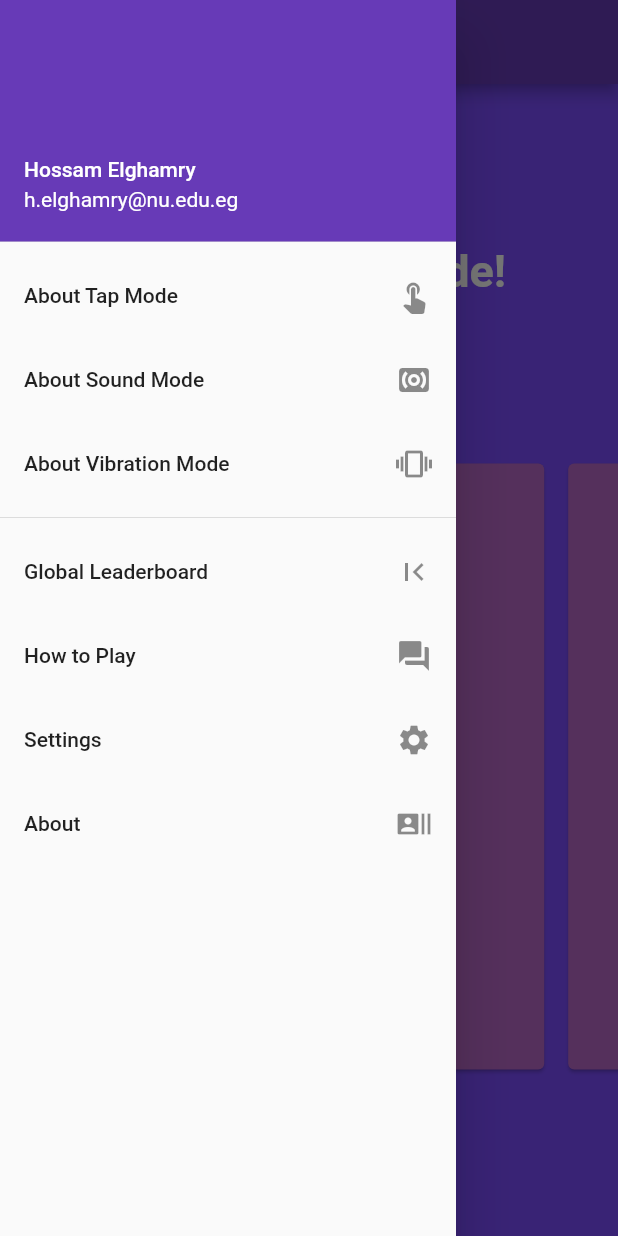
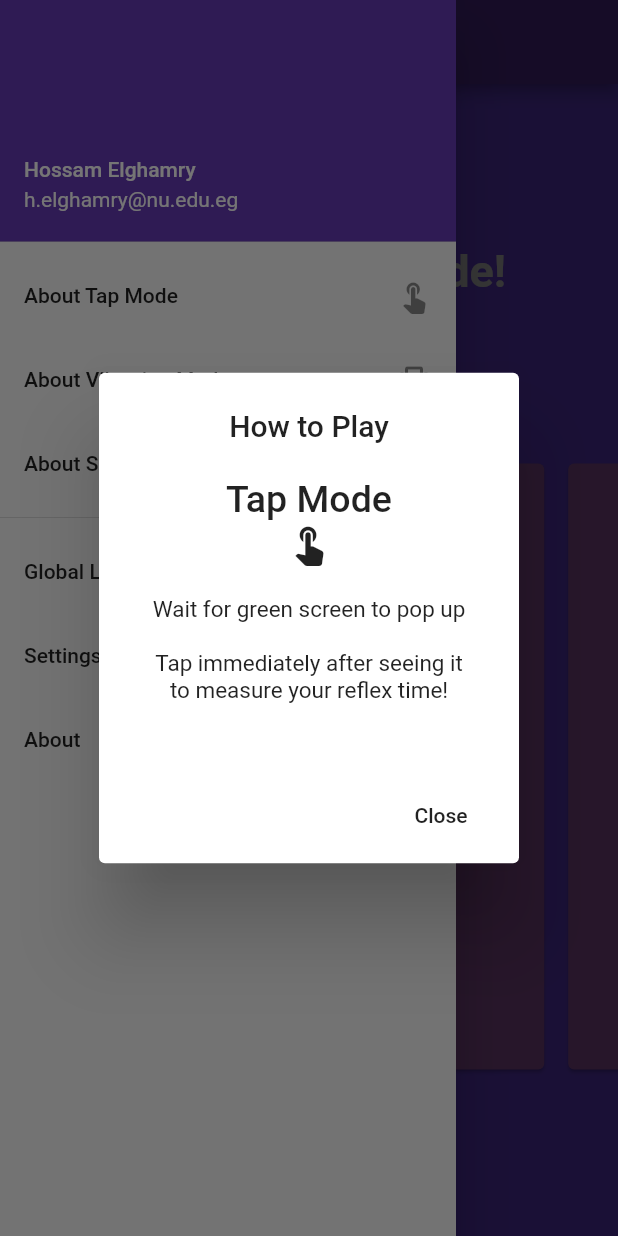
Before and after one commit to HossamElghamry/FLX, a Flutter app: the screen it shows after launch, in the side drawer, after a tap on "About Tap Mode", on a phone screen of 412 x 824 dp. Run offline on Flutter 3.47's test engine with Material 2 defaults, Android fonts, the phone set to English and light mode, and no system bars; our stand-ins replace audioplayers, cloud_firestore, google_sign_in; missing offline and left inert: vibrate; accounts and stored records are empty.

Commit message:
AlertDialogs

```diff
--- a/lib/flx.dart
+++ b/lib/flx.dart
@@ -7,6 +7,8 @@ import './HOF.dart';
 import 'package:audioplayers/audio_cache.dart';
 import 'package:vibrate/vibrate.dart';
 import './ModeList.dart';
+
+const alarmAudioPath = "Beep.mp3";
 
 GoogleSignIn _googleSignIn = GoogleSignIn(
   scopes: [
@@ -29,22 +31,80 @@ class Flx extends StatefulWidget{
 }
 
 class FlxState extends State<Flx> with SingleTickerProviderStateMixin{
+  static final AudioCache player = new AudioCache();
 
-  void _dialogHTP(){
+  void _howtoTap(){
     showDialog(context: context,
     builder: (_)=> AlertDialog(
-          title: new Text("How to Play"),
-          content: new Text("Wait for green screen to pop up\n\nTap immediately after seeing it\nto measure your response time!\n"
-          ,style: TextStyle(fontWeight: FontWeight.bold, fontSize: 15),),
+          title: new Column(
+            children: <Widget>[
+              Text("How to Play\n",textAlign: TextAlign.center,),
+              Text("Tap Mode",textAlign: TextAlign.center,style: TextStyle(fontSize: 25),),
+              Icon(Icons.touch_app,size: 30,),
+            ],
+          ),
+          content: new Text("Wait for green screen to pop up\n\nTap immediately after seeing it\nto measure your reflex time!\n"
+          ,textAlign: TextAlign.center, style: TextStyle(fontSize: 15),),
+          actions: <Widget>[
+            FlatButton(
+              child: Text("Close"),
+              onPressed: () {Navigator.of(context).pop();},
+            ),
+          ],
         )
       );
-    }
+  }
 
-  void _toTap(){
+  void _howtoVibrate(){
+    showDialog(context: context,
+    builder: (_)=> AlertDialog(
+          title: new Column(
+            children: <Widget>[
+              Text("How to Play\n",textAlign: TextAlign.center,),
+              Text("Vibration Mode",textAlign: TextAlign.center,style: TextStyle(fontSize: 25),),
+              Icon(Icons.vibration,size: 30,),
+            ],
+          ),
+          content: Text("Wait for your phone to vibrate\n\nTap immediately after sensing it\nto measure your reflex time!\n"
+          ,textAlign: TextAlign.center,style: TextStyle(fontSize: 15),),
+          actions: <Widget>[
+            FlatButton(
+              child: Text("Test Vibration"),
+              onPressed: () {Vibrate.feedback(FeedbackType.medium);},
+            ),
+            FlatButton(
+              child: Text("Close"),
+              onPressed: () {Navigator.of(context).pop();},
+            ),
+          ],
+        )
+      );
   }
-  void _toSound(){
-  }
-  void _toVibrate(){
+
+  void _howtoSound(){
+    showDialog(context: context,
+    builder: (_)=> AlertDialog(
+          title: Column(
+            children: <Widget>[
+              Text("How to Play\n",textAlign: TextAlign.center,),
+              Text("Sound Mode",textAlign: TextAlign.center,style: TextStyle(fontSize: 25),),
+              Icon(Icons.surround_sound,size: 30,),
+            ],
+          ),
+          content: Text("Wait for the sound to play\n\nTap immediately after hearing it\nto measure your reflex time!\n"
+          ,textAlign: TextAlign.center, style: TextStyle(fontSize: 15),),
+          actions: <Widget>[
+            FlatButton(
+              child: Text("Test Sound"),
+              onPressed: () {player.play(alarmAudioPath);},
+            ),
+            FlatButton(
+              child: Text("Close"),
+              onPressed: () {Navigator.of(context).pop();},
+            ),
+          ],
+        )
+      );
   }
 
   Widget build(BuildContext context){
@@ -57,18 +117,19 @@ class FlxState extends State<Flx> with SingleTickerProviderStateMixin{
               accountName: Text("Hossam Elghamry"),
               accountEmail: Text("h.elghamry@nu.edu.eg"),
             ),
-            ListTile(title: Text("About Tap Mode"),trailing: Icon(Icons.touch_app),
-                      onTap:() => _toTap()),
-            ListTile(title: Text("About Sound Mode"),trailing: Icon(Icons.surround_sound),
-                      onTap:()=> _toSound()),
-            ListTile(title: Text("About Vibration Mode"),trailing: Icon(Icons.vibration),
-                      onTap:()=> _toVibrate()),
+            ListTile(title: Text("About Tap Mode"),
+                      trailing: Icon(Icons.touch_app),
+                      onTap:() => _howtoTap()),
+            ListTile(title: Text("About Vibration Mode"),
+                      trailing: Icon(Icons.vibration),
+                      onTap:()=> _howtoVibrate()),
+            ListTile(title: Text("About Sound Mode"),
+                     trailing: Icon(Icons.surround_sound),
+                     onTap:()=> _howtoSound(),),
             Divider(),
             ListTile(title: Text("Global Leaderboard"),trailing: Icon(Icons.first_page),
-                     onTap:()=>Navigator.of(context).push(new MaterialPageRoute(builder:
-                            (BuildContext context)=> new HighscoreList())) ,),
-
-            ListTile(title: Text("How to Play"),trailing: Icon(Icons.question_answer),onTap: ()=>_dialogHTP(),),
+                     onTap:()=>Navigator.of(context).push( MaterialPageRoute(builder:
+                            (BuildContext context)=> HighscoreList())) ,),
             ListTile(title: Text("Settings"),trailing: Icon(Icons.settings),),
             ListTile(title: Text("About"),trailing: Icon(Icons.recent_actors),)
           ],
--- a/lib/soundMode.dart
+++ b/lib/soundMode.dart
@@ -6,8 +6,8 @@ import 'package:google_sign_in/google_sign_in.dart';
 import './ModeList.dart';
 import 'package:audioplayers/audio_cache.dart';
 
+const alarmAudioPath = "Beep.mp3";
 
-const alarmAudioPath = "Beep.mp3";
 GoogleSignIn _googleSignIn = GoogleSignIn(
   scopes: [
     'email',
```
